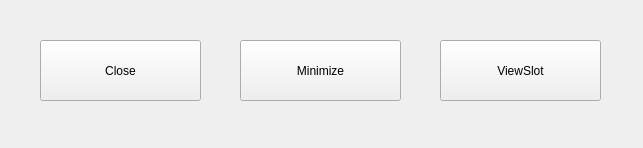
The window that basic_demos/signal_test/signal_test.ui (hangcui1201/QT5_AND_PYQT5) describes before a commit, drawn with Qt 5.
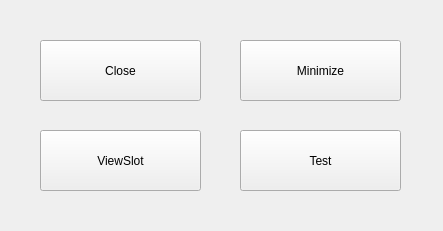
The same window after the commit.

What changed in the file:
```diff
--- a/basic_demos/signal_test/signal_test.ui
+++ b/basic_demos/signal_test/signal_test.ui
@@ -6,8 +6,8 @@
    <rect>
     <x>0</x>
     <y>0</y>
-    <width>643</width>
-    <height>148</height>
+    <width>443</width>
+    <height>231</height>
    </rect>
   </property>
   <property name="windowTitle">
@@ -42,8 +42,8 @@
   <widget class="QPushButton" name="slotButton">
    <property name="geometry">
     <rect>
-     <x>440</x>
-     <y>40</y>
+     <x>40</x>
+     <y>130</y>
      <width>161</width>
      <height>61</height>
     </rect>
@@ -52,6 +52,19 @@
     <string>ViewSlot</string>
    </property>
   </widget>
+  <widget class="QPushButton" name="testButton">
+   <property name="geometry">
+    <rect>
+     <x>240</x>
+     <y>130</y>
+     <width>161</width>
+     <height>61</height>
+    </rect>
+   </property>
+   <property name="text">
+    <string>Test</string>
+   </property>
+  </widget>
  </widget>
  <layoutdefault spacing="6" margin="11"/>
  <resources/>
```
